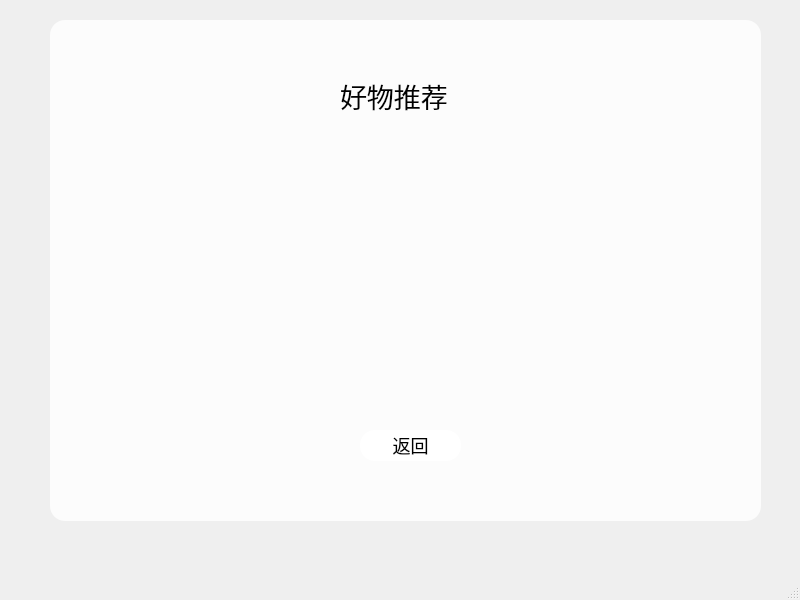
The window that haowu.ui (qing-wq/SchoolWall) describes before a commit, drawn with Qt 5.
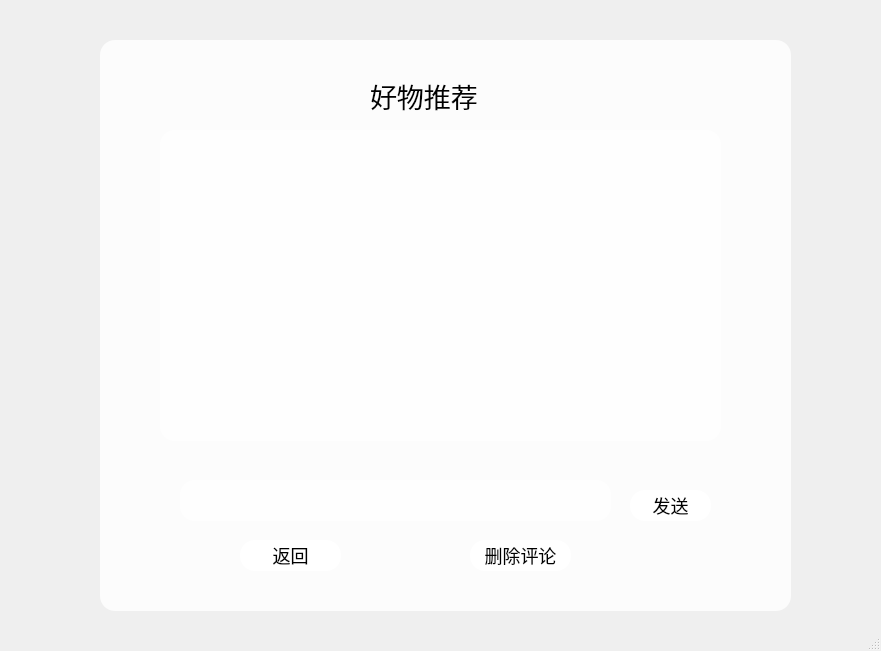
The same window after the commit. Icons and pictures are not drawn.

What changed in the file:
```diff
--- a/haowu.ui
+++ b/haowu.ui
@@ -6,8 +6,8 @@
    <rect>
     <x>0</x>
     <y>0</y>
-    <width>800</width>
-    <height>600</height>
+    <width>881</width>
+    <height>651</height>
    </rect>
   </property>
   <property name="windowTitle">
@@ -58,10 +58,10 @@
    <widget class="QFrame" name="frame">
     <property name="geometry">
      <rect>
-      <x>50</x>
-      <y>20</y>
-      <width>711</width>
-      <height>501</height>
+      <x>100</x>
+      <y>40</y>
+      <width>691</width>
+      <height>571</height>
      </rect>
     </property>
     <property name="frameShape">
@@ -73,8 +73,8 @@
     <widget class="QLabel" name="label">
      <property name="geometry">
       <rect>
-       <x>290</x>
-       <y>50</y>
+       <x>270</x>
+       <y>30</y>
        <width>111</width>
        <height>51</height>
       </rect>
@@ -86,8 +86,8 @@
     <widget class="QPushButton" name="back">
      <property name="geometry">
       <rect>
-       <x>310</x>
-       <y>410</y>
+       <x>140</x>
+       <y>500</y>
        <width>101</width>
        <height>31</height>
       </rect>
@@ -96,6 +96,52 @@
       <string>返回</string>
      </property>
     </widget>
+    <widget class="QPushButton" name="Delete">
+     <property name="geometry">
+      <rect>
+       <x>370</x>
+       <y>500</y>
+       <width>101</width>
+       <height>31</height>
+      </rect>
+     </property>
+     <property name="text">
+      <string>删除评论</string>
+     </property>
+    </widget>
+    <widget class="QPushButton" name="pushButton">
+     <property name="geometry">
+      <rect>
+       <x>530</x>
+       <y>450</y>
+       <width>81</width>
+       <height>31</height>
+      </rect>
+     </property>
+     <property name="text">
+      <string>发送</string>
+     </property>
+    </widget>
+    <widget class="QTextBrowser" name="textBrowser">
+     <property name="geometry">
+      <rect>
+       <x>60</x>
+       <y>90</y>
+       <width>561</width>
+       <height>311</height>
+      </rect>
+     </property>
+    </widget>
+    <widget class="QTextEdit" name="textEdit">
+     <property name="geometry">
+      <rect>
+       <x>80</x>
+       <y>440</y>
+       <width>431</width>
+       <height>41</height>
+      </rect>
+     </property>
+    </widget>
    </widget>
   </widget>
   <widget class="QMenuBar" name="menubar">
```
Left out of the diff: 12 changed lines with no effect on the pictures.
